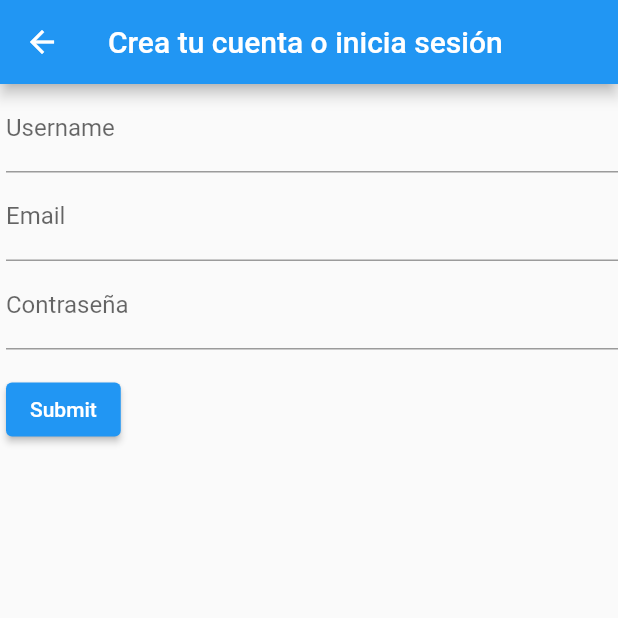
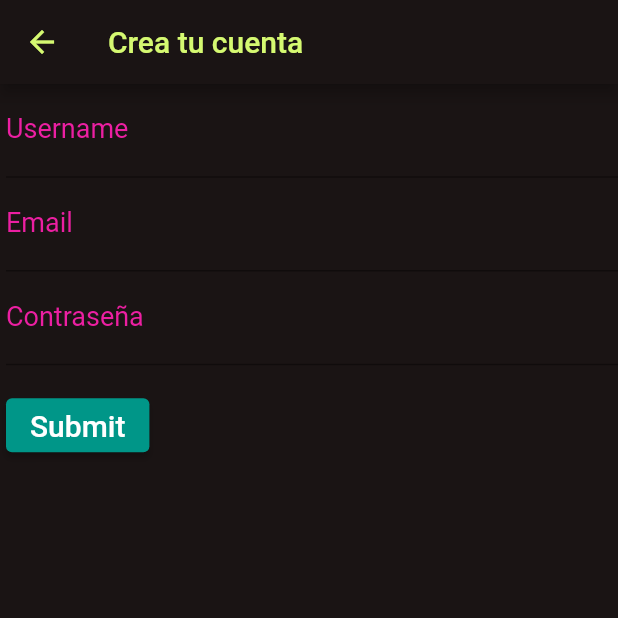
Before and after one commit to GonzaloGuasch/Rosebud-FRONT, a Flutter app: the screen it shows after launch, item 2 of the bottom bar chosen, after a tap on "Register", on a phone screen of 412 x 824 dp, the top half of it. Run offline on Flutter 3.47's test engine with Material 2 defaults, Android fonts, the phone set to English and light mode, and no system bars; our stand-ins replace flutter_icons, flutter_rating_bar, localstorage, persistent_bottom_nav_bar, select_form_field, shimmer; missing offline and left inert: feature_discovery; network calls fail.

Commit message:
Refactor de colores

```diff
--- a/lib/widgets/Marketplace/Marketplace.dart
+++ b/lib/widgets/Marketplace/Marketplace.dart
@@ -46,7 +46,7 @@ class _MarketPlaceState extends State<MarketPlace> {
    void updateJobsOffer(List<JobOffer> jobsOffers) {
     List<Widget> newJobsOffer = [];
     for(int i = 0; i < jobsOffers.length; i++) {
-        Widget offer = JobOfferCard(jobsOffers[i]);
+        Widget offer = JobOfferCard(jobsOffers[i], widget.storage);
         newJobsOffer.add(offer);
     }
     if (!mounted) return;
@@ -102,7 +102,7 @@ class _MarketPlaceState extends State<MarketPlace> {
               description: Text("¿Sos artista amateur? Tenemos propuestas de estudiantes \n si buscas un trabajo formal también hay proyectos que apuntan a festivales. \n Recorda que se buscan actores/actrices, directoras/es, editores/as. Siempre viene bien una mano extra ;) "),
               tapTarget: Icon(Icons.work),
               child: Column(
-                  children: this.jobsOffer,
+                  children: this.jobsOffer.length == 0 ? [JobOfferNoResult()] : this.jobsOffer,
               ))
         ],
       )
--- a/lib/widgets/profile/userProfile.dart
+++ b/lib/widgets/profile/userProfile.dart
@@ -211,27 +211,28 @@ class RegisterUserProfile extends StatelessWidget {
     }
 
     return Scaffold(
-      appBar: AppBar(title: const Text('Inicia sesion/registrate'),
-                     backgroundColor: Color(0xff0017ff)),
-      backgroundColor: Color(0xff16086c),
+      appBar: AppBar(title: const Text('Inicia sesion/registrate', style: TextStyle(color: Color(0xffd5f971))),
+                     backgroundColor: Color(0xff1a1414),
+                     iconTheme: IconThemeData(color: Color(0xffd5f971))),
+      backgroundColor: Color(0xff1a1414),
       body: Padding(
-        padding: const EdgeInsets.only(top: 60),
+        padding: const EdgeInsets.only(top: 50),
         child: Container(
             child: Column(
               children: [
                   Padding(
                     padding: const EdgeInsets.only(bottom: 13),
-                    child: Text('Primero es necesario que te registres o logees ',
+                    child: Text('Registrate/ingresa para ver mas!',
                                 textAlign: TextAlign.center,
-                                style: TextStyle(color: Colors.white, fontSize: 30, fontWeight: FontWeight.w500)),
+                                style: TextStyle(color: Color(0xffec1fa2), fontSize: 30, fontWeight: FontWeight.w500)),
                   ),
                 SizedBox(
                   width: 280,
                   height: 50,
                   child:TextButton(
                           style: ButtonStyle(
-                                  backgroundColor: MaterialStateProperty.all<Color>(Color(0xfffdd94d)),
-                                  foregroundColor: MaterialStateProperty.all<Color>(Color(0xff806d27))),
+                              backgroundColor: MaterialStateProperty.all<Color>(Colors.teal),
+                              foregroundColor: MaterialStateProperty.all<Color>(Colors.white)),
                           child: Text('Login', style: TextStyle(fontSize: 17, fontWeight: FontWeight.w500)),
                           onPressed: () {
                             Navigator.push(
@@ -248,8 +249,8 @@ class RegisterUserProfile extends StatelessWidget {
                     height: 50,
                     child:TextButton(
                       style: ButtonStyle(
-                          backgroundColor: MaterialStateProperty.all<Color>(Color(0xff81dfc5)),
-                          foregroundColor: MaterialStateProperty.all<Color>(Color(0xff3c826e))),
+                          backgroundColor: MaterialStateProperty.all<Color>(Colors.teal),
+                          foregroundColor: MaterialStateProperty.all<Color>(Colors.white)),
                       child: Text('Register', style: TextStyle(fontSize: 17, fontWeight: FontWeight.w500)),
                       onPressed: () {
                         Navigator.push(
--- a/lib/widgets/user/RegisterUser.dart
+++ b/lib/widgets/user/RegisterUser.dart
@@ -27,8 +27,11 @@ class _RegisterUserState extends State<RegisterUser> {
   Widget build(BuildContext context) {
     return Scaffold(
       appBar: AppBar(
-        title: const Text('Crea tu cuenta o inicia sesión'),
+          backgroundColor: Color(0xff1a1414),
+          iconTheme: IconThemeData(color: Color(0xffd5f971)),
+          title: const Text('Crea tu cuenta', style: TextStyle(color: Color(0xffd5f971))),
       ),
+      backgroundColor: Color(0xff1a1414),
       body: Padding(
         padding: const EdgeInsets.only(left: 4),
         child: Form(
@@ -37,10 +40,12 @@ class _RegisterUserState extends State<RegisterUser> {
                 crossAxisAlignment: CrossAxisAlignment.start,
                 children: <Widget>[
                   TextFormField(
+                    style: TextStyle(fontSize: 18, color: Color(0xffd5f971)),
                     controller: usernameController,
                     decoration: const InputDecoration(
                       hintText: 'Introduci tu nombre de usuario',
                       labelText: 'Username',
+                      labelStyle: TextStyle(color: Color(0xffec1fa2)),
                     ),
                     validator: (value) {
                       if (value == null || value.isEmpty) {
@@ -50,10 +55,12 @@ class _RegisterUserState extends State<RegisterUser> {
                     },
                   ),
                   TextFormField(
+                    style: TextStyle(fontSize: 18, color: Color(0xffd5f971)),
                     controller: emialController,
                     decoration: const InputDecoration(
                       hintText: 'Introduci tu email',
                       labelText: 'Email',
+                      labelStyle: TextStyle(color: Color(0xffec1fa2)),
                     ),
                     validator: (value) {
                       if (value == null || value.isEmpty || !RegExp(r'^(([^<>()[\]\\.,;:\s@\"]+(\.[^<>()[\]\\.,;:\s@\"]+)*)|(\".+\"))@((\[[0-9]{1,3}\.[0-9]{1,3}\.[0-9]{1,3}\.[0-9]{1,3}\])|(([a-zA-Z\-0-9]+\.)+[a-zA-Z]{2,}))$').hasMatch(value)) {
@@ -63,11 +70,13 @@ class _RegisterUserState extends State<RegisterUser> {
                     },
                   ),
                   TextFormField(
+                    style: TextStyle(fontSize: 18, color: Color(0xffd5f971)),
                     controller: passwordController,
                     obscureText: true,
                     decoration: const InputDecoration(
                       hintText: 'Introduci tu contraseña',
                       labelText: 'Contraseña',
+                      labelStyle: TextStyle(color: Color(0xffec1fa2)),
                     ),
                     validator: (value) {
                       if (value == null || value.isEmpty || value.length < 5) {
@@ -79,6 +88,7 @@ class _RegisterUserState extends State<RegisterUser> {
                   Padding(
                     padding: const EdgeInsets.symmetric(vertical: 16.0),
                     child: ElevatedButton(
+                    style: ElevatedButton.styleFrom(primary: Colors.teal),
                     onPressed: () {
                       if(_formKey.currentState.validate()) {
                             var body =  json.encode({"username": usernameController.text,
@@ -96,7 +106,7 @@ class _RegisterUserState extends State<RegisterUser> {
                         ScaffoldMessenger.of(context).showSnackBar(SnackBar(content: Text('Processing Data')));
                       }
                       },
-                        child: Text('Submit'),
+                        child: Text('Submit', style: TextStyle(fontSize: 20)),
                         ),
                   ),
               ],
```
Also changed, not shown: lib/widgets/disk/DiskDescriptionInfo.dart (+12 -6 lines), lib/widgets/user/LoginUser.dart (+10 -2 lines).
